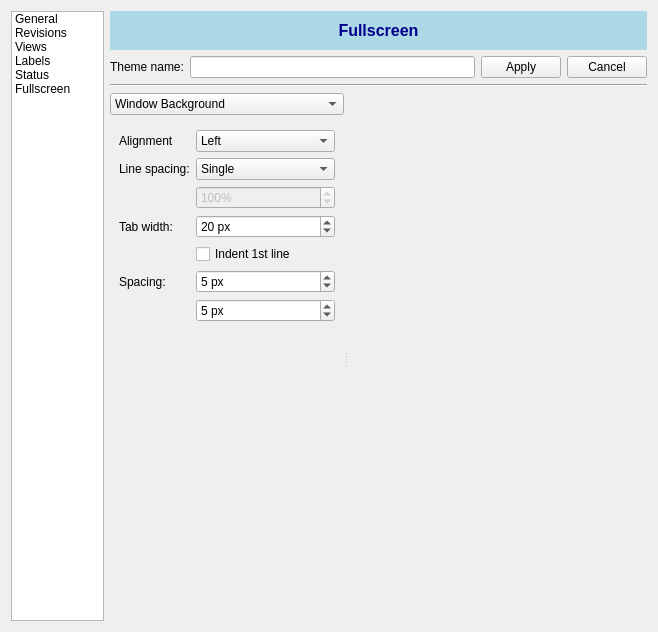
First picture: the form in manuskript/ui/settings_ui.ui, repository olivierkes/manuskript, before the edit.
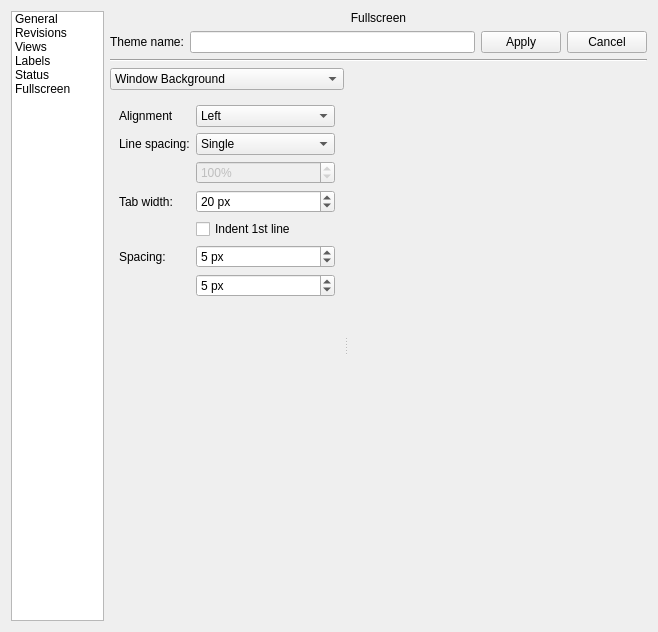
Second picture: the form after the edit. The open tabs and pages were chosen to show the change. Icons and pictures are not drawn.

Commit message: Removes most of hard-coded colors

```diff
--- a/manuskript/ui/settings_ui.ui
+++ b/manuskript/ui/settings_ui.ui
@@ -2903,15 +2903,6 @@
            <verstretch>0</verstretch>
           </sizepolicy>
          </property>
-         <property name="styleSheet">
-          <string notr="true">background-color:lightBlue;
-border:none;
-padding:10px;
-color:darkBlue;
-font-size:16px;
-font-weight:bold;
-text-align:center;</string>
-         </property>
          <property name="text">
           <string>Fullscreen</string>
          </property>
```
Left out of the diff: 49 changed lines with no effect on the pictures. The commit also changes 32 other files.
